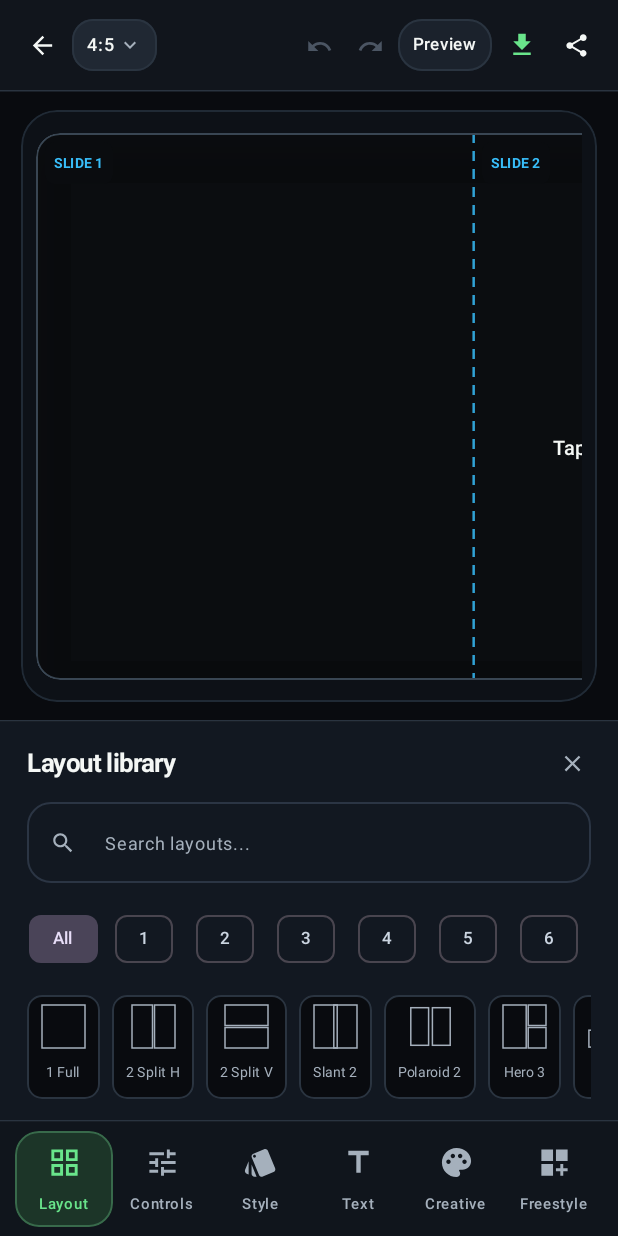
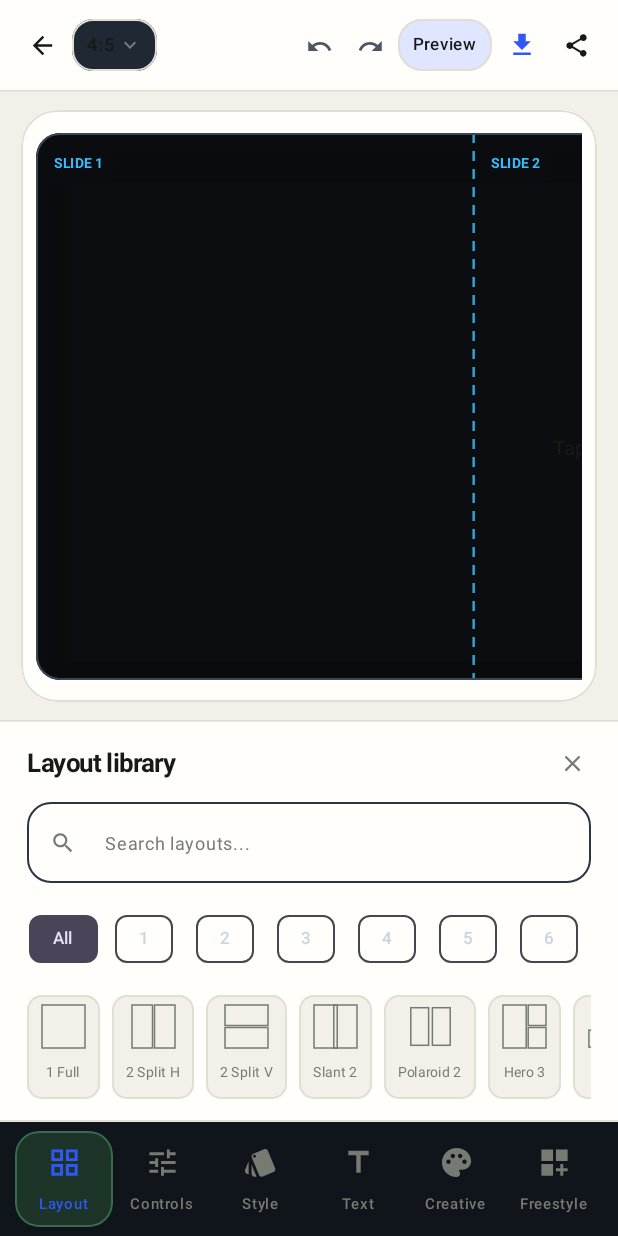
Before and after one commit to darkmode-studio/scrollgrid-studio, an Android app built with Jetpack Compose: the screen it shows after launch (MainActivity), after a tap on "Carousel", on a phone screen of 412 x 824 dp. Run offline under Robolectric (Android 15) with nearby library versions, the phone set to English and light mode, and no system bars.

Commit message:
design: align editor with approved home visual identity

```diff
--- a/app/src/main/java/com/darkmode/scrollgridstudio/ui/StudioScreen.kt
+++ b/app/src/main/java/com/darkmode/scrollgridstudio/ui/StudioScreen.kt
@@ -67,15 +67,15 @@ import kotlin.math.roundToInt
 
 private enum class AppScreen { HOME, EDITOR, PREVIEW }
 
-private val BgCanvas = Color(0xFF090B0F)
-private val BgPanel = Color(0xFF11151C)
-private val BgElevated = Color(0xFF1B222C)
-private val BorderSubtle = Color(0xFF2A3440)
-private val AccentGreen = Color(0xFF69E58B)
+private val BgCanvas = Color(0xFFF2F0E9)
+private val BgPanel = Color(0xFFFFFEFA)
+private val BgElevated = Color(0xFFE0E6FF)
+private val BorderSubtle = Color(0xFFE0DED5)
+private val AccentGreen = Color(0xFF3157F6)
 private val CyanGuide = Color(0xFF38BDF8)
 private val DangerRed = Color(0xFFEF4444)
-private val TextPrimary = Color(0xFFF4F7F5)
-private val TextSecondary = Color(0xFFA5B0BC)
+private val TextPrimary = Color(0xFF171916)
+private val TextSecondary = Color(0xFF777A72)
 
 private val DefaultPhotoPalette = listOf(
     0xFFF3F4F6L,
@@ -627,8 +627,8 @@ fun StudioScreen() {
                         .fillMaxWidth()
                         .padding(horizontal = 14.dp, vertical = 12.dp)
                         .clip(RoundedCornerShape(24.dp))
-                        .background(Color(0xFF0D1117))
-                        .border(1.dp, Color(0xFF202A35), RoundedCornerShape(24.dp))
+                        .background(Color(0xFFFFFEFA))
+                        .border(1.dp, Color(0xFFE0DED5), RoundedCornerShape(24.dp))
                         .padding(horizontal = 10.dp, vertical = 10.dp),
                     contentAlignment = Alignment.Center
                 ) {
@@ -1148,7 +1148,7 @@ fun StudioScreen() {
                             .fillMaxWidth()
                             .heightIn(max = 310.dp)
                             .verticalScroll(rememberScrollState())
-                            .background(Color(0xFF121821))
+                            .background(Color(0xFFFFFEFA))
                             .padding(horizontal = 18.dp, vertical = 14.dp),
                         verticalArrangement = Arrangement.spacedBy(13.dp)
                     ) {
```
